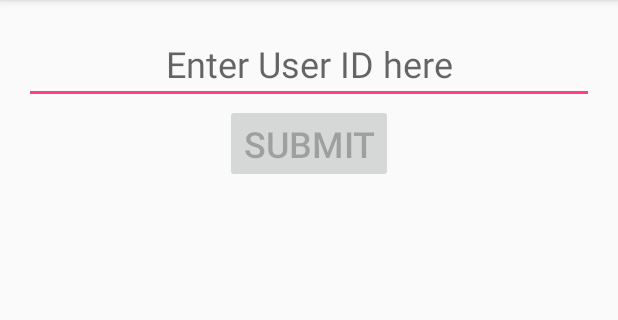
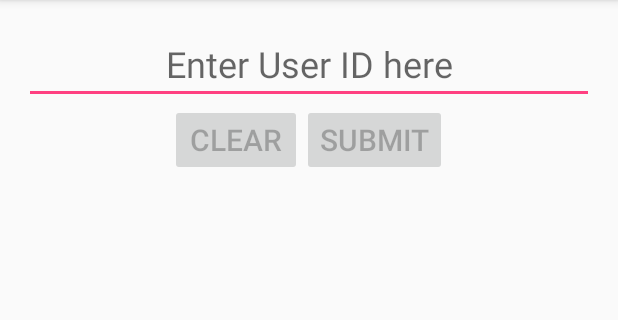
Before and after one commit to rstockbridge/ShowStats, an Android app: the screen it shows after launch (UserActivity), on a phone screen of 412 x 824 dp, the part 84-404 px from its top. Run offline under Robolectric (Android 15) with nearby library versions, the phone set to English and light mode, and no system bars; libraries missing offline, so code that uses them is left out: com.jakewharton.threetenabp; 1 statement that could not run was skipped.

Commit message:
Add clear button to clear username

```diff
--- a/app/src/main/java/com/github/rstockbridge/showstats/UserActivity.java
+++ b/app/src/main/java/com/github/rstockbridge/showstats/UserActivity.java
@@ -33,6 +33,8 @@ import retrofit2.Response;
 public final class UserActivity extends AppCompatActivity {
 
     private EditText userIdText;
+
+    private Button clear;
     private Button submit;
 
     @Override
@@ -41,6 +43,7 @@ public final class UserActivity extends AppCompatActivity {
         setContentView(R.layout.activity_user);
 
         userIdText = findViewById(R.id.edit_userId_text);
+        clear = findViewById(R.id.clear_button);
         submit = findViewById(R.id.submit_button);
 
         userIdText.addTextChangedListener(new TextWatcher() {
@@ -51,12 +54,20 @@ public final class UserActivity extends AppCompatActivity {
 
             @Override
             public void onTextChanged(final CharSequence s, final int start, final int before, final int count) {
+                clear.setEnabled(s.length() > 0);
                 submit.setEnabled(s.length() > 0);
             }
 
             @Override
             public void afterTextChanged(final Editable s) {
                 //method intentionally left blank
+            }
+        });
+
+        clear.setOnClickListener(new View.OnClickListener() {
+            @Override
+            public void onClick(final View v) {
+                userIdText.setText("");
             }
         });
 
@@ -155,6 +166,7 @@ public final class UserActivity extends AppCompatActivity {
 
     private void enableViews(final boolean enable) {
         userIdText.setEnabled(enable);
+        clear.setEnabled(enable);
         submit.setEnabled(enable);
     }
 }
--- a/app/src/main/res/layout/activity_user.xml
+++ b/app/src/main/res/layout/activity_user.xml
@@ -3,26 +3,42 @@
     xmlns:android="http://schemas.android.com/apk/res/android"
     android:layout_width="match_parent"
     android:layout_height="match_parent"
+    android:gravity="center_horizontal"
     android:orientation="vertical"
-    android:padding="16dp"
-    android:gravity="center_horizontal">
+    android:padding="16dp">
 
     <EditText
         android:id="@+id/edit_userId_text"
         android:layout_width="match_parent"
         android:layout_height="wrap_content"
+        android:digits="abcdefghijklmnopqrstuvwxyzABCDEFGHIJKLMNOPQRSTUVWXYZ0123456789_-"
+        android:gravity="center_horizontal"
         android:hint="@string/enter_userId"
-        android:textSize="24sp"
-        android:gravity="center_horizontal"
         android:inputType="text"
-        android:digits="abcdefghijklmnopqrstuvwxyzABCDEFGHIJKLMNOPQRSTUVWXYZ0123456789_-" />
+        android:textSize="24sp" />
 
-    <Button
-        android:id="@+id/submit_button"
-        android:layout_width="wrap_content"
+    <LinearLayout
+        android:layout_width="match_parent"
         android:layout_height="wrap_content"
-        android:text="@string/submit"
-        android:textSize="24sp"
-        android:enabled="false" />
+        android:orientation="horizontal"
+        android:gravity="center_horizontal" >
+
+        <Button
+            android:id="@+id/clear_button"
+            android:layout_width="wrap_content"
+            android:layout_height="wrap_content"
+            android:enabled="false"
+            android:text="@string/clear"
+            android:textSize="20sp" />
+
+        <Button
+            android:id="@+id/submit_button"
+            android:layout_width="wrap_content"
+            android:layout_height="wrap_content"
+            android:enabled="false"
+            android:text="@string/submit"
+            android:textSize="20sp" />
+
+    </LinearLayout>
 
 </LinearLayout>
--- a/app/src/main/res/values/strings.xml
+++ b/app/src/main/res/values/strings.xml
@@ -1,6 +1,7 @@
 <resources>
     <string name="app_name">ShowStats</string>
     <string name="enter_userId">Enter User ID here</string>
+    <string name="clear">Clear</string>
     <string name="submit">Submit</string>
     <string name="wrong_message">Something has gone wrong!</string>
     <string name="unresolveable_userId_message">Unresolveable User ID!</string>
```
Also changed, not shown: app/src/main/java/com/github/rstockbridge/showstats/CompareFragment.java (+12 -0 lines), app/src/main/res/layout/fragment_compare.xml (+19 -1 lines).
